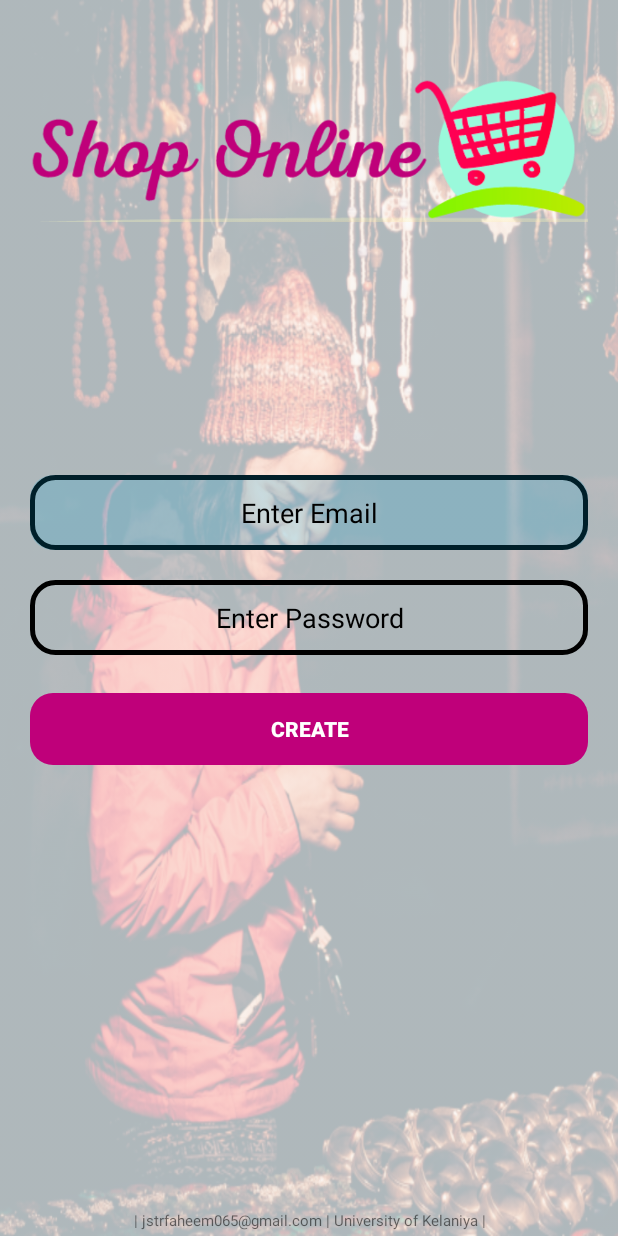
After one commit to syedfaridul/ECommerceAPP, an Android app: the SignUp2 screen opened directly, with no data from a screen before it, on a phone screen of 412 x 824 dp. The commit adds this screen. Run offline under Robolectric (Android 15) with nearby library versions, the phone set to English and light mode, and no system bars.

Commit message:
SignUp activity,

```diff
--- a/app/src/main/AndroidManifest.xml
+++ b/app/src/main/AndroidManifest.xml
@@ -10,7 +10,7 @@
         android:roundIcon="@mipmap/ic_launcher_round"
         android:supportsRtl="true"
         android:theme="@style/AppTheme">
-        <activity android:name=".SignUp"></activity>
+        <activity android:name=".SignUp2"></activity>
         <activity android:name=".MainActivity">
             <intent-filter>
                 <action android:name="android.intent.action.MAIN" />
--- a/app/src/main/java/com/flover/rifaecom/MainActivity.java
+++ b/app/src/main/java/com/flover/rifaecom/MainActivity.java
@@ -22,7 +22,7 @@ public class MainActivity extends AppCompatActivity implements View.OnClickListe
     public void onClick(View view) {
         switch (view.getId()){
             case R.id.signUpButton:
-                Intent registration = new Intent(getBaseContext(), SignUp.class);
+                Intent registration = new Intent(getBaseContext(), SignUp2.class);
                 startActivity(registration);
         }
     }
--- /dev/null
+++ b/app/src/main/java/com/flover/rifaecom/SignUp2.java
@@ -0,0 +1,30 @@
+package com.flover.rifaecom;
+
+import android.os.Bundle;
+import android.view.View;
+
+import androidx.appcompat.app.AppCompatActivity;
+
+import com.flover.rifaecom.operation.singupoperation.SignUpOperation;
+import com.flover.rifaecom.operation.singupoperation.SignUpOperationFactory;
+import com.flover.rifaecom.operation.initializer.ClickButtonInitializer;
+import com.flover.rifaecom.operation.initializer.OnClickButtonInitializer;
+
+public class SignUp2 extends AppCompatActivity implements View.OnClickListener{
+    SignUpOperationFactory anyOperation;
+    @Override
+    protected void onCreate(Bundle savedInstanceState) {
+        super.onCreate(savedInstanceState);
+        setContentView(R.layout.activity_sign_up);
+
+        anyOperation = new SignUpOperationFactory();
+        ClickButtonInitializer initializerOnClickButton = new OnClickButtonInitializer();
+        initializerOnClickButton.initialize(R.id.createAccountButton, this);
+    }
+
+    @Override
+    public void onClick(View view) {
+        SignUpOperation anyOperationInstance = anyOperation.getInstance(view.getId());
+        anyOperationInstance.perform(this);
+    }
+}
--- /dev/null
+++ b/app/src/main/java/com/flover/rifaecom/operation/initializer/ClickButtonInitializer.java
@@ -0,0 +1,7 @@
+package com.flover.rifaecom.operation.initializer;
+
+import android.app.Activity;
+
+public interface ClickButtonInitializer {
+    void initialize(int idOfButton, Activity context);
+}
--- /dev/null
+++ b/app/src/main/java/com/flover/rifaecom/operation/initializer/OnClickButtonInitializer.java
@@ -0,0 +1,13 @@
+package com.flover.rifaecom.operation.initializer;
+
+import android.app.Activity;
+import android.view.View;
+import android.widget.Button;
+
+public class OnClickButtonInitializer implements ClickButtonInitializer{
+    @Override
+    public void initialize(int idOfButton, Activity activity) {
+        final Button anyButton = activity.findViewById(idOfButton);
+        anyButton.setOnClickListener((View.OnClickListener) activity);
+    }
+}
--- /dev/null
+++ b/app/src/main/java/com/flover/rifaecom/operation/singupoperation/SignUpOperation.java
@@ -0,0 +1,7 @@
+package com.flover.rifaecom.operation.singupoperation;
+
+import android.app.Activity;
+
+public interface SignUpOperation {
+    void perform(Activity anyActivity);
+}
--- /dev/null
+++ b/app/src/main/java/com/flover/rifaecom/operation/singupoperation/SignUpOperationFactory.java
@@ -0,0 +1,16 @@
+package com.flover.rifaecom.operation.singupoperation;
+
+
+import com.flover.rifaecom.R;
+
+public class SignUpOperationFactory {
+    public SignUpOperation getInstance(int anyButtonId){
+        SignUpOperation anyOperationInstance = null;
+        if (R.id.createAccountButton==anyButtonId){
+            anyOperationInstance = new SignUpCreateButtonOperation();
+        }
+
+
+        return anyOperationInstance;
+    }
+}
--- a/app/src/main/res/layout/activity_main.xml
+++ b/app/src/main/res/layout/activity_main.xml
@@ -32,7 +32,7 @@
         android:textStyle="bold|italic"/>
 
     <EditText
-        android:id="@+id/userEmailOrPhone"
+        android:id="@+id/userEmail"
         android:layout_width="match_parent"
         android:layout_height="50dp"
         android:layout_below="@+id/appInstruction"
@@ -50,7 +50,7 @@
         android:id="@+id/userPassword"
         android:layout_width="match_parent"
         android:layout_height="50dp"
-        android:layout_below="@+id/userEmailOrPhone"
+        android:layout_below="@+id/userEmail"
         android:layout_marginLeft="20dp"
         android:layout_marginRight="20dp"
         android:background="@drawable/intputedittext"
--- a/app/src/main/res/layout/activity_sign_up.xml
+++ b/app/src/main/res/layout/activity_sign_up.xml
@@ -8,7 +8,7 @@
     android:clickable="true">
 
     <ImageView
-        android:id="@+id/cappLogoImageR"
+        android:id="@+id/cAppLogoImageR"
         android:layout_width="wrap_content"
         android:layout_height="100dp"
         android:src="@drawable/applogo"
@@ -18,12 +18,12 @@
         android:layout_marginRight="20dp"/>
 
     <EditText
-        android:id="@+id/cuserEmailOrPhoneR"
+        android:id="@+id/cUserEmail"
         android:layout_width="match_parent"
         android:layout_height="50dp"
         android:layout_marginLeft="20dp"
         android:layout_marginRight="20dp"
-        android:layout_above="@+id/cuserPasswordR"
+        android:layout_above="@+id/cUserPasswordR"
         android:background="@drawable/intputedittext"
         android:hint="Enter Email"
         android:textColor="@android:color/black"
@@ -33,7 +33,7 @@
         android:layout_marginTop="50dp"/>
 
     <EditText
-        android:id="@+id/cuserPasswordR"
+        android:id="@+id/cUserPasswordR"
         android:layout_width="match_parent"
         android:layout_height="50dp"
         android:layout_centerVertical="true"
@@ -53,7 +53,7 @@
         android:layout_width="match_parent"
         android:layout_height="wrap_content"
         android:background="@drawable/signinbutton"
-        android:layout_below="@+id/cuserPasswordR"
+        android:layout_below="@+id/cUserPasswordR"
         android:layout_marginTop="25dp"
         android:text="Create"
         android:textStyle="bold"
```
Also changed, not shown: app/src/main/java/com/flover/rifaecom/SignUp.java (+22 -9 lines), app/src/main/java/com/flover/rifaecom/operation/singupoperation/SignUpCreateButtonOperation.java (added, +58 -0 lines), app/src/main/java/com/flover/rifaecom/operation/singupoperation/repository/Repository.java (added, +7 -0 lines), app/src/main/java/com/flover/rifaecom/operation/singupoperation/repository/UpdateFirebaseDataRepository.java (added, +16 -0 lines).
